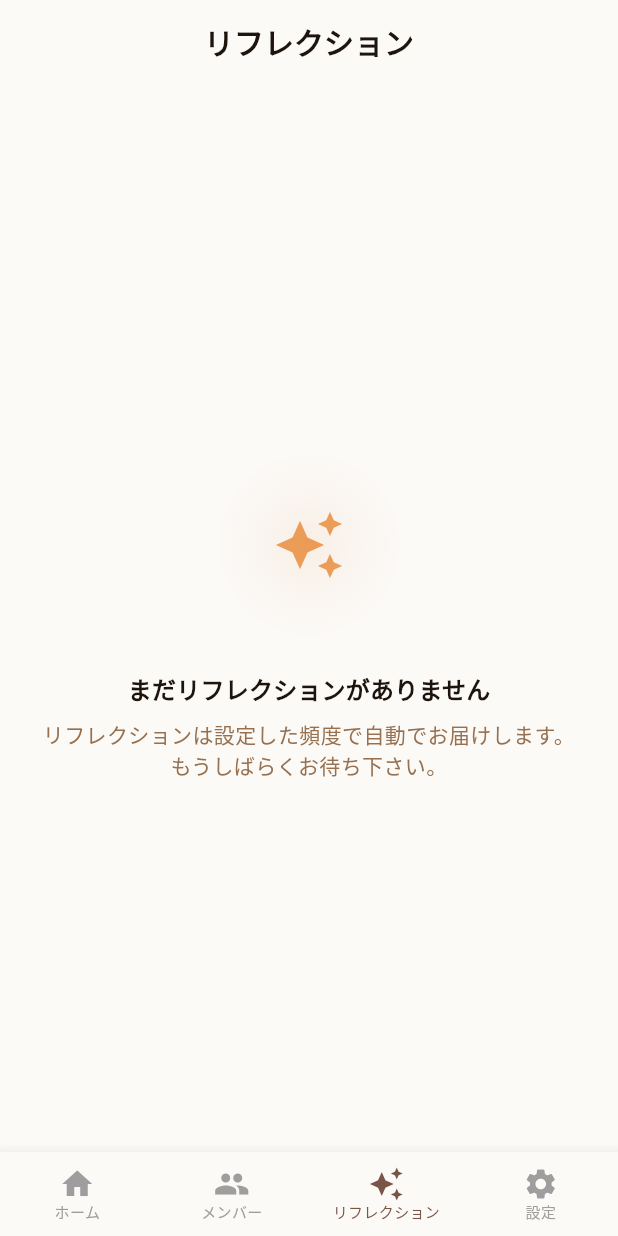
After one commit to dmaruyama-51/secure-base-app-flutter, a Flutter app: the ReflectionListPage screen opened by its route, on a phone screen of 412 x 824 dp. The commit adds this screen. Run offline on Flutter 3.47's test engine with Material 3 defaults, Android fonts, the phone set to English and light mode, and no system bars; our stand-ins replace flutter_dotenv, go_router, google_fonts, shared_preferences, supabase_flutter; accounts and stored records are empty.

Commit message:
リフレクション一覧表示を追加

```diff
--- /dev/null
+++ b/lib/models/kindness_reflection.dart
@@ -0,0 +1,73 @@
+// Project imports:
+import 'repositories/kindness_reflection_repository.dart';
+
+class KindnessReflection {
+  final int? id;
+  final DateTime createdAt;
+  final int? reflectionTypeId;
+  final String? reflectionTitle;
+  final DateTime? reflectionStartDate;
+  final DateTime? reflectionEndDate;
+  final String userId;
+
+  // リポジトリのインスタンス
+  static final KindnessReflectionRepository _repository =
+      KindnessReflectionRepository();
+
+  KindnessReflection({
+    this.id,
+    required this.createdAt,
+    this.reflectionTypeId,
+    this.reflectionTitle,
+    this.reflectionStartDate,
+    this.reflectionEndDate,
+    required this.userId,
+  });
+
+  /// Supabaseの検索結果からKindnessReflectionオブジェクトを作成
+  factory KindnessReflection.fromMap(Map<String, dynamic> map) {
+    return KindnessReflection(
+      id: map['id'],
+      createdAt: DateTime.parse(map['created_at']),
+      reflectionTypeId: map['reflection_type_id'],
+      reflectionTitle: map['reflection_title'],
+      reflectionStartDate:
+          map['reflection_start_date'] != null
+              ? DateTime.parse(map['reflection_start_date'])
+              : null,
+      reflectionEndDate:
+          map['reflection_end_date'] != null
+              ? DateTime.parse(map['reflection_end_date'])
+              : null,
+      userId: map['user_id'],
+    );
+  }
+
+  /// KindnessReflectionオブジェクトをMapに変換
+  Map<String, dynamic> toMap() {
+    return {
+      if (id != null) 'id': id,
+      'created_at': createdAt.toIso8601String(),
+      if (reflectionTypeId != null) 'reflection_type_id': reflectionTypeId,
+      if (reflectionTitle != null) 'reflection_title': reflectionTitle,
+      if (reflectionStartDate != null)
+        'reflection_start_date': reflectionStartDate!.toIso8601String(),
+      if (reflectionEndDate != null)
+        'reflection_end_date': reflectionEndDate!.toIso8601String(),
+      'user_id': userId,
+    };
+  }
+
+  /// 現在のユーザーのリフレクション一覧を取得
+  static Future<List<KindnessReflection>> fetchReflections({
+    int limit = 50,
+    int offset = 0,
+  }) async {
+    return await _repository.fetchReflections(limit: limit, offset: offset);
+  }
+
+  /// 特定のリフレクションを取得
+  static Future<KindnessReflection?> getReflectionById(int id) async {
+    return await _repository.getReflectionById(id);
+  }
+}
--- a/lib/routes/app_router.dart
+++ b/lib/routes/app_router.dart
@@ -16,6 +16,7 @@ import '../views/login_page.dart';
 import '../views/register_page.dart';
 import '../views/settings/settings_page.dart';
 import '../views/tutorial/tutorial_page.dart';
+import '../views/kindness_reflection/kindness_reflection_list_page.dart';
 
 /// 認証とチュートリアルのガード処理
 Future<String?> _authAndTutorialGuard(String location) async {
@@ -97,5 +98,10 @@ final GoRouter appRouter = GoRouter(
       path: '/settings',
       builder: (context, state) => const SettingsPage(),
     ),
+    // リフレクション系のルート（認証必須）
+    GoRoute(
+      path: '/reflections',
+      builder: (context, state) => const ReflectionListPage(),
+    ),
   ],
 );
--- /dev/null
+++ b/lib/views/kindness_reflection/kindness_reflection_list_page.dart
@@ -0,0 +1,189 @@
+// Flutter imports:
+import 'package:flutter/material.dart';
+
+// Package imports:
+import 'package:provider/provider.dart';
+
+// Project imports:
+import '../../utils/app_colors.dart';
+import '../../utils/constants.dart';
+import '../../view_models/kindness_reflection/kindness_reflection_list_view_model.dart';
+import '../../widgets/common/bottom_navigation.dart';
+import '../../widgets/kindness_reflection_list_item.dart';
+
+class ReflectionListPage extends StatefulWidget {
+  const ReflectionListPage({Key? key}) : super(key: key);
+
+  @override
+  ReflectionListPageState createState() => ReflectionListPageState();
+}
+
+class ReflectionListPageState extends State<ReflectionListPage> {
+  late ScrollController _scrollController;
+
+  @override
+  void initState() {
+    super.initState();
+    _scrollController = ScrollController();
+    _scrollController.addListener(_onScroll);
+  }
+
+  @override
+  void dispose() {
+    _scrollController.removeListener(_onScroll);
+    _scrollController.dispose();
+    super.dispose();
+  }
+
+  void _onScroll() {
+    if (_scrollController.position.pixels ==
+        _scrollController.position.maxScrollExtent) {
+      context.read<ReflectionListViewModel>().loadMoreReflections();
+    }
+  }
+
+  @override
+  Widget build(BuildContext context) {
+    return ChangeNotifierProvider(
+      create: (_) {
+        final viewModel = ReflectionListViewModel();
+        // 初期データ読み込み
+        WidgetsBinding.instance.addPostFrameCallback((_) {
+          viewModel.loadReflections();
+        });
+        return viewModel;
+      },
+      child: Consumer<ReflectionListViewModel>(
+        builder: (context, viewModel, child) {
+          // エラーメッセージの表示
+          WidgetsBinding.instance.addPostFrameCallback((_) {
+            if (viewModel.errorMessage != null) {
+              context.showErrorSnackBar(message: viewModel.errorMessage!);
+              viewModel.clearError();
+            }
+          });
+
+          return Scaffold(
+            backgroundColor: AppColors.background,
+            appBar: _buildAppBar(),
+            body: _buildBody(viewModel),
+            bottomNavigationBar: const BottomNavigation(currentIndex: 2),
+          );
+        },
+      ),
+    );
+  }
+
+  PreferredSizeWidget _buildAppBar() {
+    return AppBar(
+      title: const Text(
+        'リフレクション',
+        style: TextStyle(fontWeight: FontWeight.w600, color: AppColors.text),
+      ),
+      backgroundColor: AppColors.background,
+      elevation: 0,
+      centerTitle: true,
+      automaticallyImplyLeading: false,
+    );
+  }
+
+  Widget _buildBody(ReflectionListViewModel viewModel) {
+    if (viewModel.isLoading && viewModel.reflections.isEmpty) {
+      return _buildLoadingState();
+    }
+
+    if (viewModel.isEmpty) {
+      return _buildEmptyState();
+    }
+
+    return RefreshIndicator(
+      onRefresh: viewModel.refreshReflections,
+      color: AppColors.primary,
+      child: ListView.builder(
+        controller: _scrollController,
+        padding: const EdgeInsets.all(16),
+        itemCount: viewModel.reflections.length + (viewModel.hasMore ? 1 : 0),
+        itemBuilder: (context, index) {
+          if (index >= viewModel.reflections.length) {
+            return _buildLoadingItem();
+          }
+
+          final reflection = viewModel.reflections[index];
+          return Padding(
+            padding: const EdgeInsets.only(bottom: 12),
+            child: ReflectionListItem(
+              reflection: reflection,
+              onTap: () {
+                // TODO: リフレクション詳細ページに遷移
+                print('Reflection tapped: ${reflection.id}');
+              },
+            ),
+          );
+        },
+      ),
+    );
+  }
+
+  Widget _buildLoadingState() {
+    return const Center(
+      child: CircularProgressIndicator(
+        valueColor: AlwaysStoppedAnimation<Color>(AppColors.primary),
+      ),
+    );
+  }
+
+  Widget _buildEmptyState() {
+    return Center(
+      child: Column(
+        mainAxisAlignment: MainAxisAlignment.center,
+        children: [
+          Container(
+            width: 120,
+            height: 120,
+            decoration: BoxDecoration(
+              shape: BoxShape.circle,
+              gradient: RadialGradient(
+                colors: [
+                  AppColors.primaryLight.withOpacity(0.3),
+                  AppColors.secondary.withOpacity(0.1),
+                ],
+              ),
+            ),
+            child: Icon(
+              Icons.auto_awesome,
+              size: 48,
+              color: AppColors.primary.withOpacity(0.7),
+            ),
+          ),
+          const SizedBox(height: 24),
+          Text(
+            'まだリフレクションがありません',
+            style: Theme.of(context).textTheme.titleMedium?.copyWith(
+              fontWeight: FontWeight.w600,
+              color: AppColors.text,
+            ),
+          ),
+          const SizedBox(height: 8),
+          Text(
+            'リフレクションは設定した頻度で自動でお届けします。\nもうしばらくお待ち下さい。',
+            textAlign: TextAlign.center,
+            style: Theme.of(context).textTheme.bodyMedium?.copyWith(
+              color: AppColors.textLight,
+              height: 1.5,
+            ),
+          ),
+        ],
+      ),
+    );
+  }
+
+  Widget _buildLoadingItem() {
+    return Container(
+      padding: const EdgeInsets.all(16),
+      alignment: Alignment.center,
+      child: const CircularProgressIndicator(
+        valueColor: AlwaysStoppedAnimation<Color>(AppColors.primary),
+      ),
+    );
+  }
+}
--- a/lib/widgets/common/bottom_navigation.dart
+++ b/lib/widgets/common/bottom_navigation.dart
@@ -29,7 +29,7 @@ class BottomNavigation extends StatelessWidget {
             context.go('/kindness-givers');
             break;
           case 2:
-            context.go('/'); // Reflectionページ用（未実装）
+            context.go('/reflections'); // リフレクションページに遷移
             break;
           case 3:
             context.go('/settings'); // 設定画面に遷移
@@ -40,7 +40,7 @@ class BottomNavigation extends StatelessWidget {
         BottomNavigationBarItem(icon: Icon(Icons.home), label: 'ホーム'),
         BottomNavigationBarItem(icon: Icon(Icons.people), label: 'メンバー'),
         BottomNavigationBarItem(
-          icon: Icon(Icons.favorite_border),
+          icon: Icon(Icons.auto_awesome),
           label: 'リフレクション',
         ),
         BottomNavigationBarItem(icon: Icon(Icons.settings), label: '設定'),
```
Also changed, not shown: lib/models/repositories/kindness_reflection_repository.dart (added, +55 -0 lines), lib/view_models/kindness_reflection/kindness_reflection_list_view_model.dart (added, +85 -0 lines), lib/widgets/kindness_reflection_list_item.dart (added, +145 -0 lines), 1 other file.
